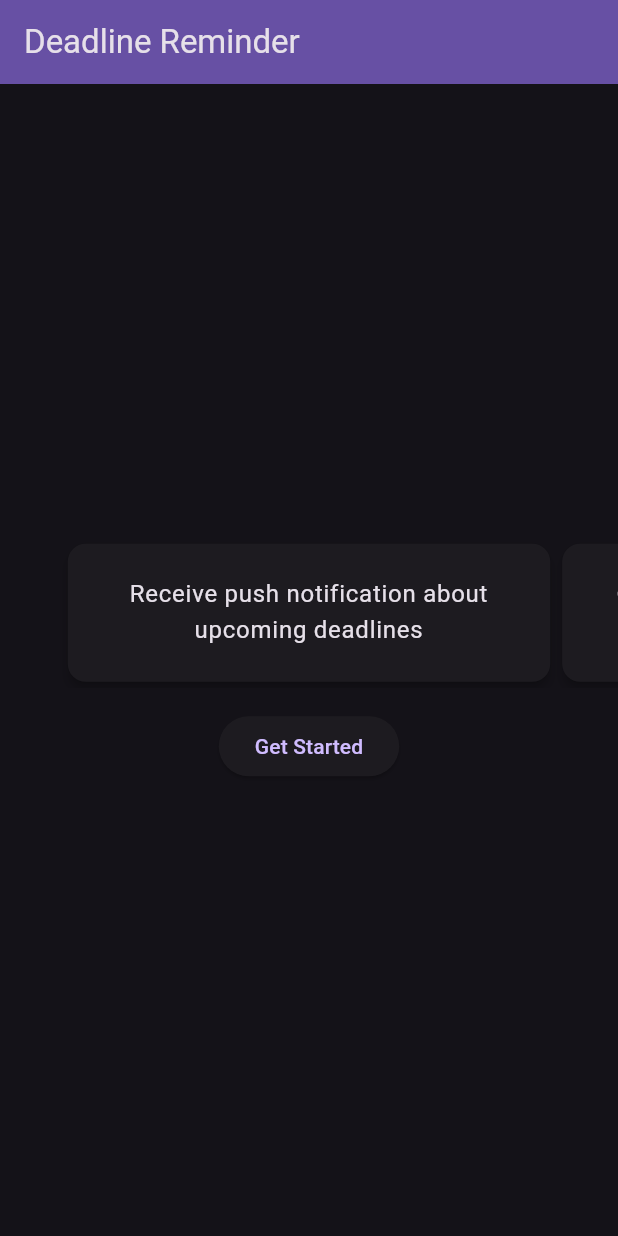
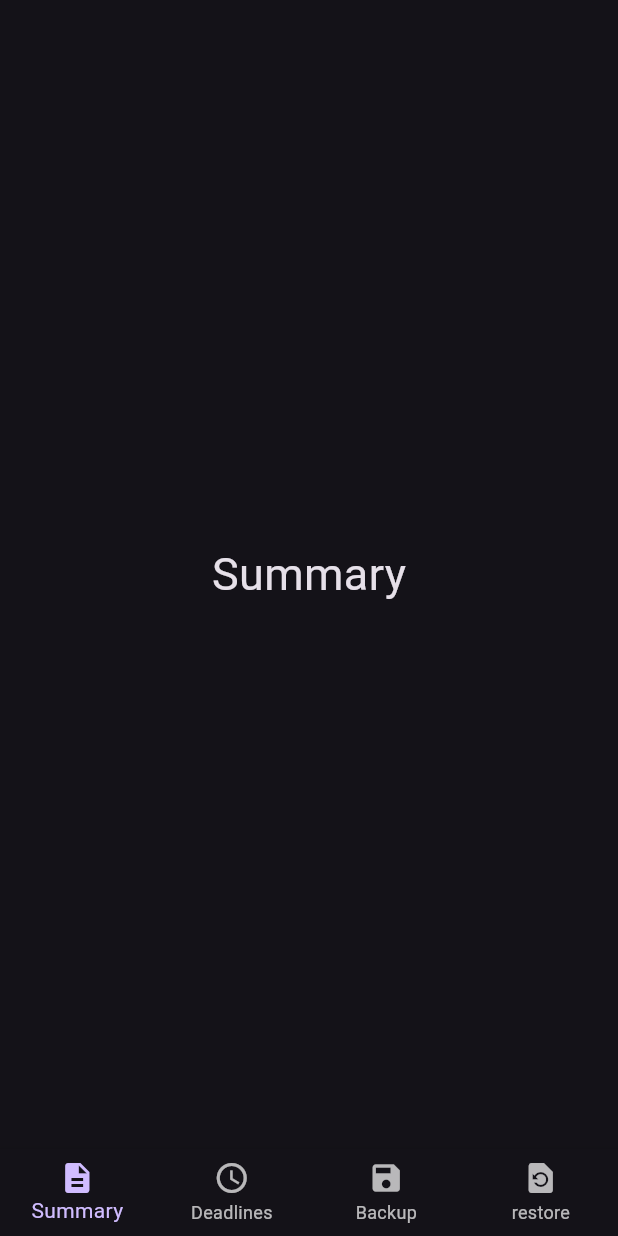
Before and after one commit to IfeSunmola/DeadlineReminder, a Flutter app: the screen it shows after launch, after a tap on "Get Started", on a phone screen of 412 x 824 dp. Run offline on Flutter 3.47's test engine with Material 2 defaults, Android fonts, the light colour scheme and no system bars.

Commit message:
Added barebones code for homepage

```diff
--- a/lib/main.dart
+++ b/lib/main.dart
@@ -1,3 +1,4 @@
+import 'package:deadline_reminder/pages/home/homepage.dart';
 import 'package:deadline_reminder/pages/landing.dart';
 import 'package:flutter/material.dart';
 
@@ -16,9 +17,14 @@ class MyApp extends StatelessWidget {
         useMaterial3: true,
       ),
       // darkTheme: ThemeData(brightness: Brightness.dark),
-      home: LandingPage(
-        title: 'Deadline Reminder',
-      ),
+      // home: const LandingPage(
+      //   title: 'Deadline Reminder',
+      // ),
+      initialRoute: "/",
+      routes: {
+        "/": (context) => const LandingPage(title: "Deadline Reminder"),
+        "/home": (context) => const Homepage(),
+      },
     );
   }
 }
--- /dev/null
+++ b/lib/pages/home/homepage.dart
@@ -0,0 +1,67 @@
+import 'package:deadline_reminder/pages/home/backup_fragment.dart';
+import 'package:deadline_reminder/pages/home/deadlines_fragment.dart';
+import 'package:deadline_reminder/pages/home/restore_fragment.dart';
+import 'package:deadline_reminder/pages/home/summary_fragment.dart';
+import 'package:flutter/material.dart';
+
+/*
+* https://api.flutter.dev/flutter/material/BottomNavigationBar-class.html
+* https://fonts.google.com/icons
+*/
+class Homepage extends StatefulWidget {
+  const Homepage({super.key});
+
+  @override
+  State<Homepage> createState() => _HomepageState();
+}
+
+class _HomepageState extends State<Homepage> {
+  int _selectedIndex = 0;
+  static const List<Widget> navBarWidgets = <Widget>[
+    SummaryFragment(),
+    DeadlinesFragment(),
+    BackupFragment(),
+    RestoreFragment(),
+  ];
+
+  void _onItemTapped(int index) {
+    setState(() {
+      _selectedIndex = index;
+    });
+  }
+
+  @override
+  Widget build(BuildContext context) {
+    return SafeArea(
+      child: Scaffold(
+        body: Center(
+          child: navBarWidgets.elementAt(_selectedIndex),
+        ),
+        bottomNavigationBar: BottomNavigationBar(
+          type: BottomNavigationBarType.fixed,
+          items: const <BottomNavigationBarItem>[
+            BottomNavigationBarItem(
+              icon: Icon(Icons.description),
+              label: 'Summary',
+            ),
+            BottomNavigationBarItem(
+              icon: Icon(Icons.schedule),
+              label: 'Deadlines',
+            ),
+            BottomNavigationBarItem(
+              icon: Icon(Icons.save),
+              label: 'Backup',
+            ),
+            BottomNavigationBarItem(
+              icon: Icon(Icons.restore_page),
+              label: 'restore',
+            ),
+          ],
+          currentIndex: _selectedIndex,
+          selectedItemColor: Theme.of(context).colorScheme.primary,
+          onTap: _onItemTapped,
+        ),
+      ),
+    );
+  }
+}
--- /dev/null
+++ b/lib/pages/home/summary_fragment.dart
@@ -0,0 +1,12 @@
+import 'package:flutter/material.dart';
+
+class SummaryFragment extends StatelessWidget {
+  const SummaryFragment({super.key});
+
+  @override
+  Widget build(BuildContext context) {
+    return const Center(
+      child: Text("Summary", style: TextStyle(fontSize: 30)),
+    );
+  }
+}
--- a/lib/pages/landing.dart
+++ b/lib/pages/landing.dart
@@ -1,4 +1,4 @@
-import 'package:deadline_reminder/pages/widgets.dart';
+import 'package:deadline_reminder/commons.dart';
 import 'package:flutter/material.dart';
 
 /*https: //www.youtube.com/watch?v=R_XjwaSOFmg*/
@@ -34,7 +34,8 @@ class _LandingPageState extends State<LandingPage> {
 
   @override
   Widget build(BuildContext context) {
-    return Scaffold(
+    return SafeArea(
+      child: Scaffold(
         appBar: AppBar(
           backgroundColor: Theme.of(context).colorScheme.inversePrimary,
           title: Text(widget.title),
@@ -54,8 +55,13 @@ class _LandingPageState extends State<LandingPage> {
                 ),
               ),
               verticalSpace(15),
-            ElevatedButton(onPressed: () => {}, child: const Text('Get Started')),
+              ElevatedButton(
+                  onPressed: () => {
+                        Navigator.pushReplacementNamed(context, "/home"), // disable going back
+                      },
+                  child: const Text('Get Started')),
             ],
+          ),
         ),
       ),
     );
```
Also changed, not shown: lib/pages/home/backup_fragment.dart (added, +12 -0 lines), lib/pages/home/deadlines_fragment.dart (added, +12 -0 lines), lib/pages/home/restore_fragment.dart (added, +12 -0 lines), lib/commons.dart (renamed from lib/pages/widgets.dart). Lines whose indentation alone changed are shown as unchanged.
